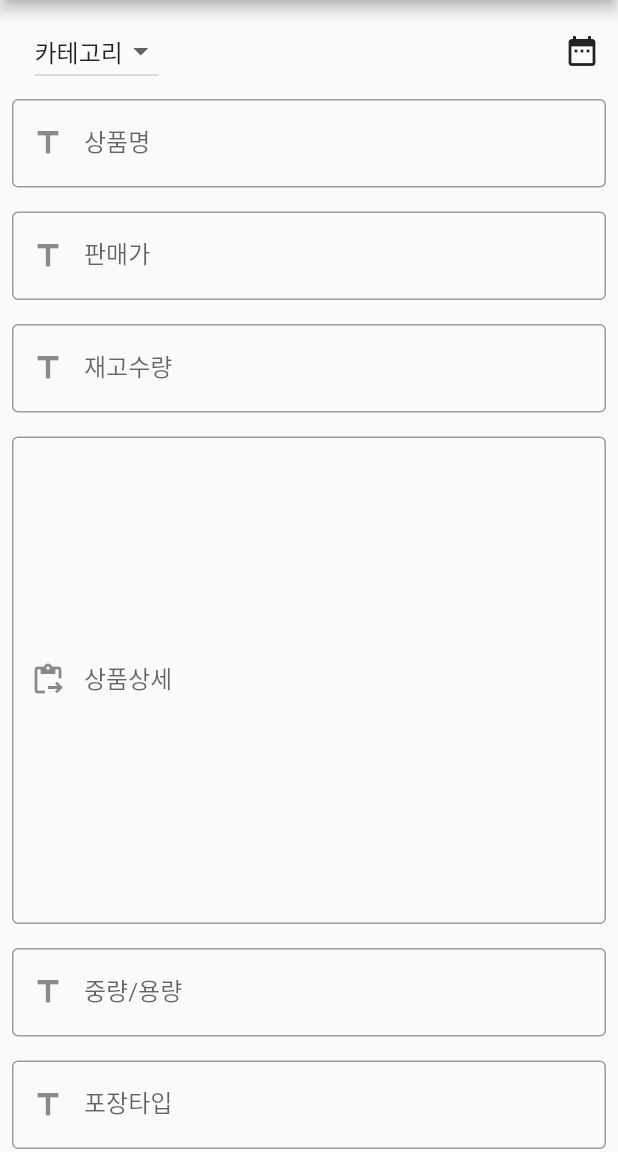
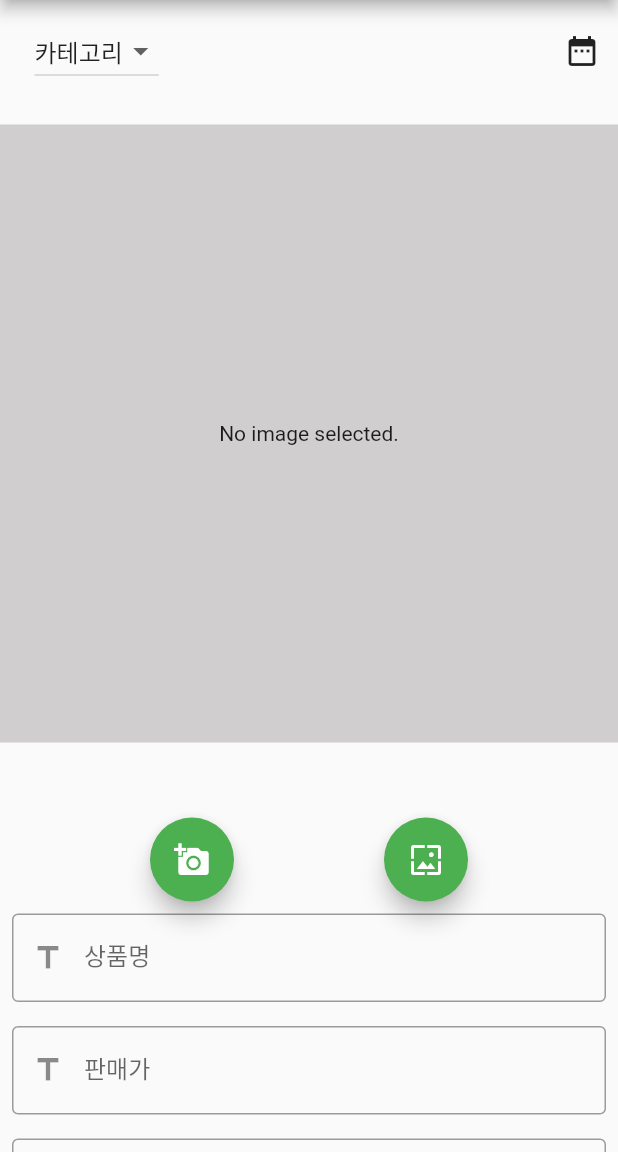
Before and after one commit to Hayun218/C-REAL, a Flutter app: the CreatePostPage screen opened directly, on a phone screen of 412 x 824 dp, the part 84-1236 px from its top. Run offline on Flutter 3.47's test engine with Material 2 defaults, Android fonts, the phone set to English and light mode, and no system bars; our stand-ins replace cloud_firestore, dio, dotted_border, firebase_auth, firebase_core, fluttertoast and 4 more; missing offline and left inert: firebase_ui_auth, flutterfire_ui, iamport_flutter; accounts and stored records are empty; network calls fail.

Commit message:
arrangeCode & Cam

```diff
--- a/c_real/lib/auth.dart
+++ b/c_real/lib/auth.dart
@@ -4,6 +4,7 @@ class Auth {
   final FirebaseAuth _firebaseAuth = FirebaseAuth.instance;
   User? get currentUser => _firebaseAuth.currentUser;
   Stream<User?> get authStateChanges => _firebaseAuth.authStateChanges();
+
   Future<void> signInWithEmailAndPassword({
   required String email,
   required String password,
--- a/c_real/lib/create.dart
+++ b/c_real/lib/create.dart
@@ -1,9 +1,22 @@
+
+
 import 'package:cloud_firestore/cloud_firestore.dart';
+import 'package:dio/dio.dart';
+import 'package:dotted_border/dotted_border.dart';
 import 'package:firebase_auth/firebase_auth.dart';
+import 'package:firebase_ui_auth/firebase_ui_auth.dart';
+import 'package:flutter/foundation.dart';
 import 'package:flutter/material.dart';
-import 'package:get/get.dart';
+import 'package:get/get.dart' hide FormData, MultipartFile;
 import 'dart:math';
 import 'package:fluttertoast/fluttertoast.dart';
+import 'package:image_picker/image_picker.dart';
+import 'package:provider/provider.dart';
+import 'package:http_parser/http_parser.dart';
+import 'dart:io';
+
+import 'images.dart';
+
 
 
 class CreatePostPage extends StatefulWidget {
@@ -53,6 +66,26 @@ class _CreatePostPageState extends State<CreatePostPage> {
   var _selectedValue2 = '상품별 배송비';
   final _valueList3 = ['결제방식', '착불', '선결제'];
   var _selectedValue3 = '결제방식';
+
+
+  final ImagePicker _picker = ImagePicker();
+  List<XFile> _pickedImgs = [];
+  XFile? _pickedFile;
+
+  _getPhotoLibraryImage() async {
+    final pickedFile =
+    await ImagePicker().pickImage(source: ImageSource.gallery);
+    if (pickedFile != null) {
+      setState(() {
+        _pickedFile = _pickedFile;
+      });
+    } else {
+      if (kDebugMode) {
+        print('이미지 선택안함');
+      }
+    }
+  }
+
   @override
   void initState() {
     titleUpload = false;
@@ -82,8 +115,10 @@ class _CreatePostPageState extends State<CreatePostPage> {
     });
   }
 
+
   @override
   Widget build(BuildContext context) {
+
     return Scaffold(
       appBar: AppBar(
         title: Text("상품등록"),
@@ -110,7 +145,7 @@ class _CreatePostPageState extends State<CreatePostPage> {
                         ).toList(),
                         onChanged: (value) {
                           setState(() {
-                        if (value != null) _selectedValue = value as String;
+                            if (value != null) _selectedValue = value;
                           });
                         },
                       ),
@@ -123,10 +158,11 @@ class _CreatePostPageState extends State<CreatePostPage> {
                         },
 
                       ),
-                )
-
+                    ),
                   ],
                 ),
+                CameraExample(),
+
                 Padding(
                   padding: const EdgeInsets.all(8.0),
                   child: TextField(
--- /dev/null
+++ b/c_real/lib/images.dart
@@ -0,0 +1,191 @@
+
+
+import 'dart:io';
+import 'package:flutter/material.dart';
+import 'package:flutter/services.dart';
+import 'package:image_picker/image_picker.dart';
+
+class CameraExample extends StatefulWidget {
+  const CameraExample({Key? key}) : super(key: key);
+
+  @override
+  _CameraExampleState createState() => _CameraExampleState();
+}
+
+class _CameraExampleState extends State<CameraExample> {
+  File? _image;
+  final picker = ImagePicker();
+
+  // 비동기 처리를 통해 카메라와 갤러리에서 이미지를 가져온다.
+  Future getImage(ImageSource imageSource) async {
+    final image = await picker.pickImage(source: imageSource);
+
+    setState(() {
+      _image = File(image!.path); // 가져온 이미지를 _image에 저장
+    });
+  }
+
+  // 이미지를 보여주는 위젯
+  Widget showImage() {
+    return Container(
+        color: const Color(0xffd0cece),
+        width: MediaQuery.of(context).size.width,
+        height: MediaQuery.of(context).size.width,
+        child: Center(
+            child: _image == null
+                ? Text('No image selected.')
+                : Image.file(File(_image!.path))));
+  }
+
+  @override
+  Widget build(BuildContext context) {
+    // 화면 세로 고정
+    SystemChrome.setPreferredOrientations(
+        [DeviceOrientation.portraitUp, DeviceOrientation.portraitDown]);
+
+    return
+Column(
+          mainAxisAlignment: MainAxisAlignment.center,
+          children: [
+            SizedBox(height: 25.0),
+            showImage(),
+            SizedBox(
+              height: 50.0,
+            ),
+            Row(
+              mainAxisAlignment: MainAxisAlignment.spaceEvenly,
+              children: <Widget>[
+                // 카메라 촬영 버튼
+                FloatingActionButton(
+                  child: Icon(Icons.add_a_photo),
+                  tooltip: 'pick Iamge',
+                  onPressed: () {
+                    getImage(ImageSource.camera);
+                  },
+                ),
+
+                // 갤러리에서 이미지를 가져오는 버튼
+                FloatingActionButton(
+                  child: Icon(Icons.wallpaper),
+                  tooltip: 'pick Iamge',
+                  onPressed: () {
+                    getImage(ImageSource.gallery);
+                  },
+                ),
+              ],
+            )
+          ],
+        );
+  }
+}
+
+
+// class ImageUploader extends StatefulWidget {
+//   const ImageUploader({Key? key}) : super(key: key);
+//
+//   @override
+//   _ImageUploaderState createState() => _ImageUploaderState();
+// }
+//
+// class _ImageUploaderState extends State<ImageUploader> {
+//   @override
+//   void initState() {
+//     super.initState();
+//   }
+//
+//   final ImagePicker _picker = ImagePicker();
+//   List<XFile> _pickedImgs = [];
+//
+//   Future<void> _pickImg() async {
+//     final List<XFile>? images = await _picker.pickMultiImage();
+//     if (images != null) {
+//       setState(() {
+//         _pickedImgs = images;
+//       });
+//     }
+//   }
+//
+//   uploadImage() async {
+//     print(_pickedImgs.toString());
+//     var dio = Dio();
+//     try {
+//       List<MultipartFile> multipartImgList = [];
+//
+//       for (int i = 0; i < _pickedImgs.length; i++) {
+//         var pic = await MultipartFile.fromFile(_pickedImgs[i].path,
+//             contentType: new MediaType("image", "jpg"));
+//         multipartImgList.add(pic);
+//       }
+//
+//       FormData formData = new FormData.fromMap({
+//         "images": multipartImgList,
+//       });
+//
+//
+//     } catch (e) {
+//       print(e);
+//     }
+//   }
+//
+//   @override
+//   Widget build(BuildContext context) {
+//     bool isPadMode = MediaQuery.of(context).size.width > 700;
+//
+//     List<Widget> _boxContents = [
+//       IconButton(
+//           onPressed: () {
+//             _pickImg();
+//           },
+//           icon: Container(
+//               alignment: Alignment.center,
+//               decoration: BoxDecoration(
+//                   color: Colors.white.withOpacity(0.6), shape: BoxShape.circle),
+//               child: Icon(
+//                 Icons.camera,
+//                 color: Theme.of(context).colorScheme.primary,
+//               ))),
+//       Container(),
+//       Container(),
+//       _pickedImgs.length <= 4
+//           ? Container()
+//           : FittedBox(
+//           child: Container(
+//               padding: EdgeInsets.all(6),
+//               decoration: BoxDecoration(
+//                   color: Colors.white.withOpacity(0.6),
+//                   shape: BoxShape.circle),
+//               child: Text(
+//                 '+${(_pickedImgs.length - 4).toString()}',
+//                 style: Theme.of(context)
+//                     .textTheme
+//                     .subtitle2
+//                     ?.copyWith(fontWeight: FontWeight.w800),
+//               ))),
+//     ];
+//
+//     return GridView.count(
+//       shrinkWrap: true,
+//       padding: EdgeInsets.all(2),
+//       crossAxisCount: isPadMode ? 4 : 2,
+//       mainAxisSpacing: 5,
+//       crossAxisSpacing: 5,
+//       children: List.generate(
+//           4,
+//               (index) => DottedBorder(
+//               child: Container(
+//                 child: Center(child: _boxContents[index]),
+//                 decoration: index <= _pickedImgs.length - 1
+//                     ? BoxDecoration(
+//                     borderRadius: BorderRadius.circular(8),
+//                     image: DecorationImage(
+//                         fit: BoxFit.cover,
+//                         image: FileImage(i.File(_pickedImgs[index].path))))
+//                     : null,
+//               ),
+//               color: Colors.grey,
+//               dashPattern: [5, 3],
+//               borderType: BorderType.RRect,
+//               radius: Radius.circular(10))).toList(),
+//     );
+//   }
+//}
--- a/c_real/lib/main.dart
+++ b/c_real/lib/main.dart
@@ -4,11 +4,9 @@
 import 'package:flutter/material.dart';
 import 'package:get/get.dart';
 
-import 'community.dart';
 import 'firebase_options.dart';
 import 'home.dart';
 import 'consumer.dart';
-import 'login.dart';
 import 'profile.dart';
 
 import 'screens/certification.dart';
@@ -49,7 +47,6 @@
         '/profile': (context) => MyProfile(),
         '/home': (context) => HomePage(),
         // '/login': (context) => LoginPage(),
-        '/community': (context) => ComPage(),
         '/payment-test': (context) => PaymentTest(),
         '/payment': (context) => Payment(),
         '/payment-result': (context) => PaymentResult(),
--- a/c_real/lib/splash.dart
+++ b/c_real/lib/splash.dart
@@ -1,3 +1,5 @@
+
+import 'dart:async';
 
 import 'package:flutter/material.dart';
 import 'package:get/get.dart';
--- a/c_real/pubspec.yaml
+++ b/c_real/pubspec.yaml
@@ -50,6 +50,9 @@ dependencies:
   fluttertoast: ^8.1.2
   liquid_progress_indicator: ^0.4.0
   iamport_flutter: ^0.10.7
+  image_picker: ^0.8.6+1
+  dotted_border: ^2.0.0+3
+  dio: ^4.0.6
 
 dev_dependencies:
   flutter_test:
```
Also changed, not shown: c_real/lib/bottom.dart (+15 -37 lines), c_real/lib/community.dart (deleted, +0 -23 lines), c_real/lib/consumer.dart (+16 -0 lines), c_real/lib/home.dart (+36 -3 lines), c_real/lib/login.dart (deleted, +0 -24 lines), c_real/lib/profile.dart (+77 -44 lines), c_real/lib/signup.dart (deleted, +0 -13 lines), c_real/pubspec.lock. Lines whose indentation alone changed are shown as unchanged.
